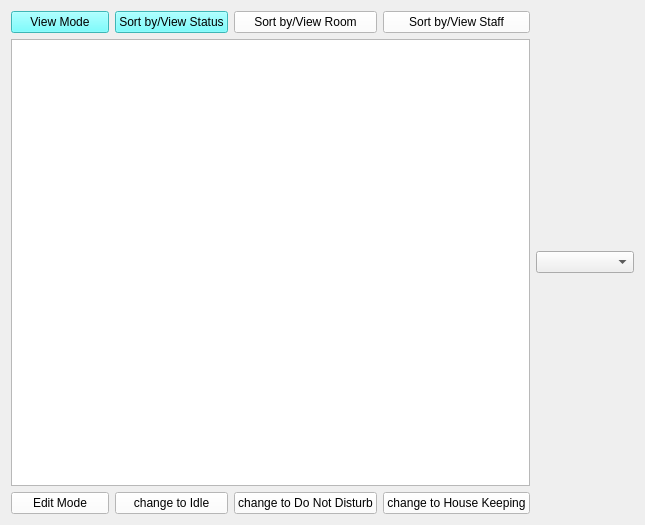
Above: layouts2/mainwindow.ui from mmywong/ezLCD_RoomStatusManager before the change. Below: the same form after it.
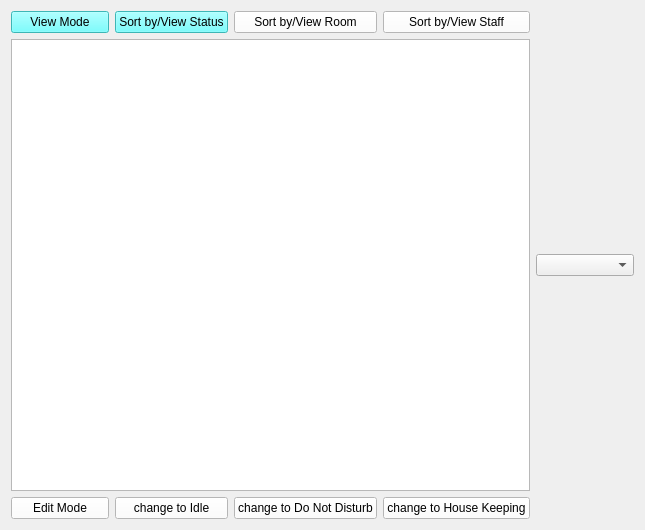
That is the form after the change.

Patch:
```diff
--- a/layouts2/mainwindow.ui
+++ b/layouts2/mainwindow.ui
@@ -7,7 +7,7 @@
     <x>0</x>
     <y>0</y>
     <width>645</width>
-    <height>525</height>
+    <height>530</height>
    </rect>
   </property>
   <property name="windowTitle">
```
